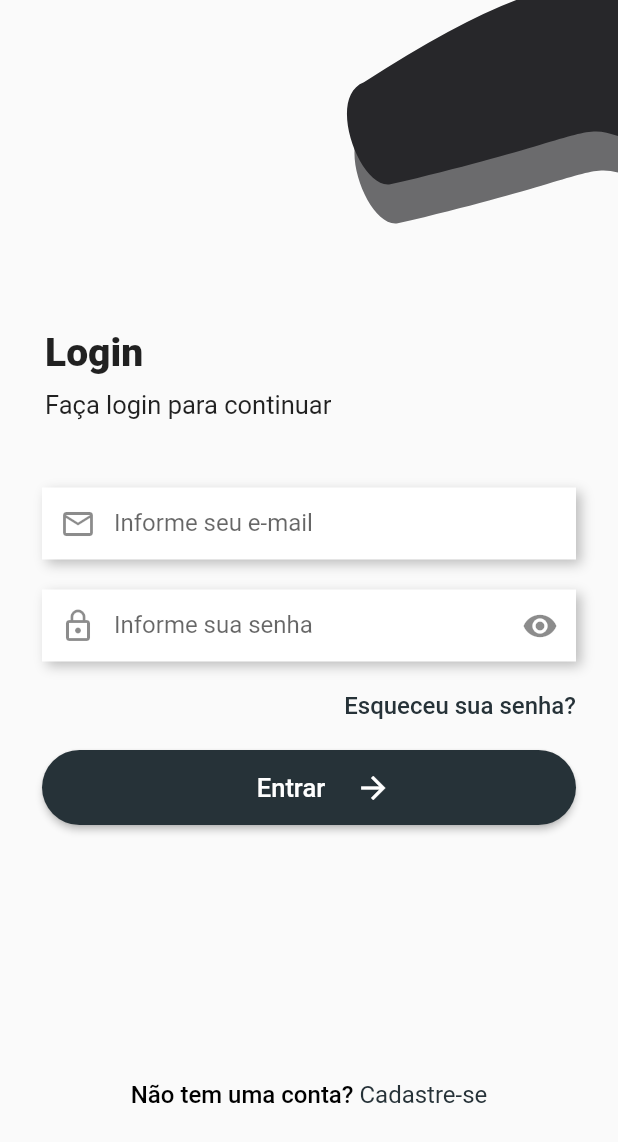
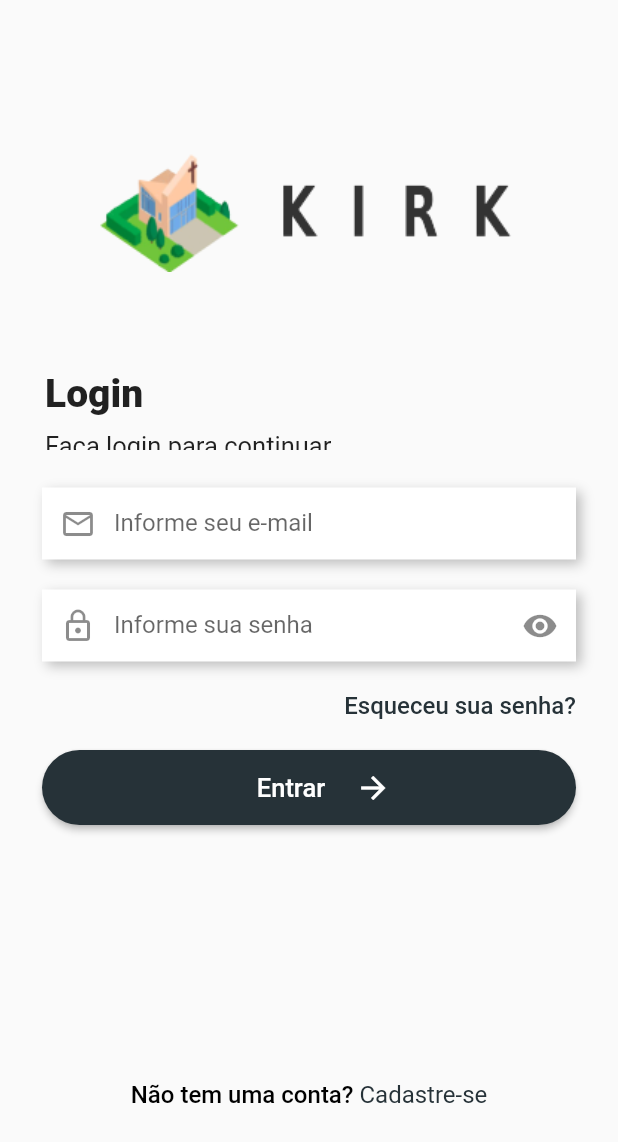
Before and after one commit to julianopimentel/kirk-flutter, a Flutter app: the RegisterPage screen opened directly, after a tap on "Entrar", on a phone screen of 412 x 824 dp. Shown: the top 1142 px of the screen. Run offline on Flutter 3.47's test engine with Material 2 defaults, Android fonts, the phone set to English and light mode, and no system bars; our stand-ins replace dio, firebase_core, firebase_messaging, flutter_local_notifications, image_picker, permission_handler and 3 more; missing offline and left inert: jwt_decode; accounts and stored records are empty; network calls fail.

Commit message:
refatorado o login + logo

```diff
--- a/lib/provider/account_provider.dart
+++ b/lib/provider/account_provider.dart
@@ -121,7 +121,7 @@ class AccountProvider with ChangeNotifier {
           context,
           MaterialPageRoute(
             builder: (BuildContext context) {
-              return ListAccountPage();
+              return const ListAccountPage();
             },
           ),
               (Route<dynamic> route) => false,
--- a/lib/service/theme/app_theme.dart
+++ b/lib/service/theme/app_theme.dart
@@ -7,12 +7,14 @@ class AppTheme {
   final Color accentColor;
   final Color iconColor;
   final Color statusBarColor;
+  final String logo;
 
   AppTheme({
     required this.primaryColor,
     required this.accentColor,
     required this.iconColor,
     required this.statusBarColor,
+    required this.logo,
   });
 }
 
--- a/lib/ui/auth/login.dart
+++ b/lib/ui/auth/login.dart
@@ -1,3 +1,6 @@
+import 'dart:convert';
+import 'dart:typed_data';
+
 import 'package:flutter/material.dart';
 import 'package:provider/provider.dart';
 
@@ -18,88 +21,25 @@ class LoginPage extends StatefulWidget {
 class _LoginPageState extends State<LoginPage> {
   final TextEditingController emailController = TextEditingController();
   final TextEditingController passwordController = TextEditingController();
-  bool _onSend = true;
+  bool _onSend = false;
   bool _obscurePassword = true;
-
-  Widget _buildEmail() {
-    return Container(
-      decoration: BoxDecoration(
-        color: Colors.white,
-        boxShadow: [
-          BoxShadow(
-            offset: Offset(3, 3),
-            color: Colors.grey.shade400,
-            blurRadius: 6,
-          ),
-        ],
-      ),
-      child: TextFormField(
-        validator: (value) {
-          if (value == null || value.isEmpty) {
-            return 'Por favor, digite seu e-mail';
-          }
-          if (!value.contains('@') || !value.contains('.') || value.length < 8) {
-            return 'Por favor, digite um e-mail válido';
-          }
-          return null; // Retornar null indica que a validação passou
-        },
-        controller: emailController,
-        decoration: const InputDecoration(
-          border: InputBorder.none,
-          hintText: "Informe seu e-mail",
-          prefixIcon: Icon(Icons.email_outlined),
-          contentPadding: EdgeInsets.only(top: 14),
-
-        ),
-      ),
-    );
-  }
-
-  Widget _buildPassword() {
-    return Container(
-      decoration: BoxDecoration(
-        color: Colors.white,
-        boxShadow: [
-          BoxShadow(
-            offset: Offset(3, 3),
-            color: Colors.grey.shade400,
-            blurRadius: 6,
-          ),
-        ],
-      ),
-      child: TextFormField(
-        obscureText: _obscurePassword, // Defina como true para ocultar o texto da senha
-        validator: (value) {
-          if (value == null || value.isEmpty) {
-            return 'Por favor, digite sua senha';
-          }
-          if (value.length < 6) {
-            return 'A senha deve ter pelo menos 6 caracteres';
-          }
-          return null; // Retornar null indica que a validação passou
-        },
-        controller: passwordController,
-        decoration: InputDecoration(
-          border: InputBorder.none,
-          hintText: "Informe sua senha",
-          prefixIcon: Icon(Icons.lock_outline),
-          contentPadding: EdgeInsets.only(top: 14),
-          suffixIcon: IconButton(
-            icon: Icon(_obscurePassword ? Icons.visibility : Icons.visibility_off),
-            onPressed: () {
-              setState(() {
-                _obscurePassword = !_obscurePassword;
-              });
-            },
-          ),
-        ),
-      ),
-    );
-  }
 
   @override
   Widget build(BuildContext context) {
     final themeProvider = Provider.of<ThemeProvider>(context);
+    String logoBase64 = themeProvider.currentTheme.logo ?? '';
+    Image? logoImage;
+
+    // Verifica se a string é uma representação válida em base64
+    if (logoBase64.isNotEmpty) {
+      List<int> decodedBytes = base64Decode(logoBase64);
+      Uint8List bytes = Uint8List.fromList(decodedBytes);
+      logoImage = Image.memory(bytes, fit: BoxFit.contain, height: 200, width: 200);
+    } else {
+      // Se houver um erro, carrega a imagem dos assets
+      logoImage = Image.asset('assets/images/logo.png', fit: BoxFit.contain, height: 200, width: 200);
+    }
+
     return Scaffold(
       body: SingleChildScrollView(
         child: Column(
@@ -108,18 +48,17 @@ class _LoginPageState extends State<LoginPage> {
               children: [
                 CustomPaint(
                   size: Size(MediaQuery.of(context).size.width, 300),
-                painter: RPSCustomPainter(),
                 ),
                 Positioned(
-                top: 26,
-                right: -5,
-                child: CustomPaint(
-                  size: Size(MediaQuery.of(context).size.width, 300),
-                  painter: PSCustomPainter(),
+                  top: MediaQuery.of(context).size.height *
+                      0.05, // Ajuste conforme necessário
+                  right: 0,
+                  left: MediaQuery.of(context).size.width * 0.5 -
+                      150, // Centralize horizontalmente
+                  child: logoImage,
                 ),
-              ),
-              const Positioned(
-                top: 220,
+                Positioned(
+                  top: MediaQuery.of(context).size.height * 0.3,
                   left: 30,
                   child: Column(
                     crossAxisAlignment: CrossAxisAlignment.start,
@@ -147,7 +86,7 @@ class _LoginPageState extends State<LoginPage> {
               ],
             ),
             Padding(
-              padding: EdgeInsets.symmetric(horizontal: 28),
+              padding: const EdgeInsets.symmetric(horizontal: 28),
               child: Column(
                 crossAxisAlignment: CrossAxisAlignment.end,
                 children: [
@@ -182,7 +121,8 @@ class _LoginPageState extends State<LoginPage> {
                       shape: RoundedRectangleBorder(
                         borderRadius: BorderRadius.circular(30),
                       ),
-                      minimumSize: Size(150, 50), // Definindo o tamanho mínimo
+                      minimumSize:
+                          const Size(150, 50), // Definindo o tamanho mínimo
                     ),
                     child: const Row(
                       mainAxisAlignment: MainAxisAlignment.center,
@@ -233,7 +173,9 @@ class _LoginPageState extends State<LoginPage> {
                               Navigator.push(
                                 context,
                                 MaterialPageRoute(
-                                      builder: (_) => RegisterPage()));
+                                  builder: (_) => const RegisterPage(),
+                                ),
+                              );
                             },
                             child: Text(
                               ' Cadastre-se',
@@ -249,16 +191,98 @@ class _LoginPageState extends State<LoginPage> {
                     ],
                   )
                 ],
-              ))
+              ),
+            ),
           ],
         ),
-    ));
+      ),
+    );
+  }
+
+  Widget _buildEmail() {
+    return Container(
+      decoration: BoxDecoration(
+        color: Colors.white,
+        boxShadow: [
+          BoxShadow(
+            offset: const Offset(3, 3),
+            color: Colors.grey.shade400,
+            blurRadius: 6,
+          ),
+        ],
+      ),
+      child: TextFormField(
+        validator: (value) {
+          if (value == null || value.isEmpty) {
+            return 'Por favor, digite seu e-mail';
+          }
+          if (!value.contains('@') ||
+              !value.contains('.') ||
+              value.length < 8) {
+            return 'Por favor, digite um e-mail válido';
+          }
+          return null; // Retornar null indica que a validação passou
+        },
+        controller: emailController,
+        decoration: const InputDecoration(
+          border: InputBorder.none,
+          hintText: "Informe seu e-mail",
+          prefixIcon: Icon(Icons.email_outlined),
+          contentPadding: EdgeInsets.only(top: 14),
+        ),
+      ),
+    );
+  }
+
+  Widget _buildPassword() {
+    return Container(
+      decoration: BoxDecoration(
+        color: Colors.white,
+        boxShadow: [
+          BoxShadow(
+            offset: const Offset(3, 3),
+            color: Colors.grey.shade400,
+            blurRadius: 6,
+          ),
+        ],
+      ),
+      child: TextFormField(
+        obscureText: _obscurePassword,
+        // Defina como true para ocultar o texto da senha
+        validator: (value) {
+          if (value == null || value.isEmpty) {
+            return 'Por favor, digite sua senha';
+          }
+          if (value.length < 6) {
+            return 'A senha deve ter pelo menos 6 caracteres';
+          }
+          return null; // Retornar null indica que a validação passou
+        },
+        controller: passwordController,
+        decoration: InputDecoration(
+          border: InputBorder.none,
+          hintText: "Informe sua senha",
+          prefixIcon: const Icon(Icons.lock_outline),
+          contentPadding: const EdgeInsets.only(top: 14),
+          suffixIcon: IconButton(
+            icon: Icon(
+                _obscurePassword ? Icons.visibility : Icons.visibility_off),
+            onPressed: () {
+              setState(() {
+                _obscurePassword = !_obscurePassword;
+              });
+            },
+          ),
+        ),
+      ),
+    );
   }
 
   Future<void> _login() async {
     // Verifica se o email e a senha estão preenchidos
     if (emailController.text.isEmpty || passwordController.text.isEmpty) {
-      NotificationUtils.showNotification('Por favor, preencha email e senha.', NotificationType.warning, context);
+      NotificationUtils.showWarning(
+          'Por favor, preencha email e senha.', context);
       return;
     }
     setState(() => _onSend = true);
@@ -275,9 +299,9 @@ class _LoginPageState extends State<LoginPage> {
       // Se o login for realizado com sucesso, redireciona para a tela de home
       setState(() => _onSend = false);
     } catch (e) {
-      NotificationUtils.showNotification('Oops! Verifique sua conexão com a internet e tente novamente.'
-          , NotificationType.error, context);
-
+      NotificationUtils.showWarning(
+          'Oops! Verifique sua conexão com a internet e tente novamente.',
+          context);
     }
   }
 }
--- a/lib/ui/auth/register.dart
+++ b/lib/ui/auth/register.dart
@@ -5,8 +5,10 @@ import '../share/clipper2.dart';
 import 'login.dart';
 
 class RegisterPage extends StatefulWidget {
+  const RegisterPage({super.key});
+
   @override
-  _RegisterPageState createState() => _RegisterPageState();
+  createState() => _RegisterPageState();
 }
 
 class _RegisterPageState extends State<RegisterPage> {
@@ -22,7 +24,7 @@ class _RegisterPageState extends State<RegisterPage> {
           color: Colors.white,
           boxShadow: [
             BoxShadow(
-              offset: Offset(3, 3),
+              offset: const Offset(3, 3),
               color: Colors.grey.shade400,
               blurRadius: 6,
             ),
@@ -36,6 +38,7 @@ class _RegisterPageState extends State<RegisterPage> {
                 value.length < 8) {
               return 'Por favor, digite seu e-mail';
             }
+            return null;
           },
           controller: emailController,
           decoration: const InputDecoration(
@@ -54,7 +57,7 @@ class _RegisterPageState extends State<RegisterPage> {
           color: Colors.white,
           boxShadow: [
             BoxShadow(
-              offset: Offset(3, 3),
+              offset: const Offset(3, 3),
               color: Colors.grey.shade400,
               blurRadius: 6,
             ),
@@ -62,9 +65,10 @@ class _RegisterPageState extends State<RegisterPage> {
         ),
         child: TextFormField(
           validator: (value) {
-            if (value!.isEmpty || value.length < 6 || value == null) {
+            if (value!.isEmpty || value.length < 6) {
               return 'Por favor, digite sua senha';
             }
+            return null;
           },
           controller: passwordController,
           decoration: const InputDecoration(
@@ -83,7 +87,7 @@ class _RegisterPageState extends State<RegisterPage> {
           color: Colors.white,
           boxShadow: [
             BoxShadow(
-              offset: Offset(3, 3),
+              offset: const Offset(3, 3),
               color: Colors.grey.shade400,
               blurRadius: 6,
             ),
@@ -91,9 +95,10 @@ class _RegisterPageState extends State<RegisterPage> {
         ),
         child: TextFormField(
           validator: (value) {
-            if (value!.isEmpty || value == null) {
+            if (value!.isEmpty) {
               return 'Por favor, digite seu nome';
             }
+            return null;
           },
           controller: nameController,
           decoration: const InputDecoration(
@@ -112,7 +117,7 @@ class _RegisterPageState extends State<RegisterPage> {
           color: Colors.white,
           boxShadow: [
             BoxShadow(
-              offset: Offset(3, 3),
+              offset: const Offset(3, 3),
               color: Colors.grey.shade400,
               blurRadius: 6,
             ),
@@ -120,9 +125,10 @@ class _RegisterPageState extends State<RegisterPage> {
         ),
         child: TextFormField(
           validator: (value) {
-            if (value!.isEmpty || value.length < 6 || value == null) {
+            if (value!.isEmpty || value.length < 6) {
               return 'Por favor, confirme sua senha';
             }
+            return null;
           },
           controller: confirmPassword,
           decoration: const InputDecoration(
@@ -184,7 +190,7 @@ class _RegisterPageState extends State<RegisterPage> {
               ],
             ),
             Padding(
-                padding: EdgeInsets.symmetric(horizontal: 28),
+                padding: const EdgeInsets.symmetric(horizontal: 28),
                 child: Column(
                   crossAxisAlignment: CrossAxisAlignment.end,
                   children: [
@@ -265,7 +271,7 @@ class _RegisterPageState extends State<RegisterPage> {
                                 Navigator.push(
                                     context,
                                     MaterialPageRoute(
-                                        builder: (_)=>LoginPage()));
+                                        builder: (_)=>const LoginPage()));
                               },
                               child: const Text(
                                 ' Entrar',
@@ -285,6 +291,6 @@ class _RegisterPageState extends State<RegisterPage> {
             )
           ],
         ),
-      );;
+      );
   }
 }
--- a/lib/ui/home.dart
+++ b/lib/ui/home.dart
@@ -489,7 +489,7 @@ class _HomePageState extends State<HomePage> {
     Navigator.pushAndRemoveUntil(
       context,
       MaterialPageRoute(builder: (BuildContext context) {
-        return const LoginPage();
+        return  LoginPage();
       }),
           (Route<dynamic> route) => false,
     );
```
Also changed, not shown: lib/service/theme/theme_provider.dart (+9 -5 lines), assets/images/logo.png (added), 1 other file. Lines whose indentation alone changed are shown as unchanged.
